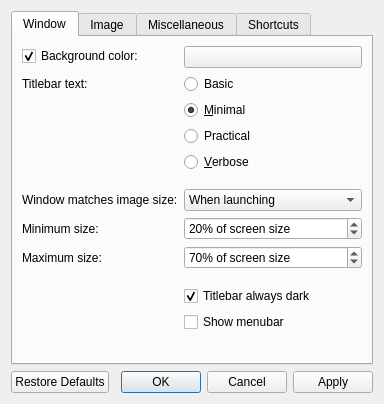
Above: src/qvoptionsdialog.ui from jurplel/qView before the change. Below: the same form after it.
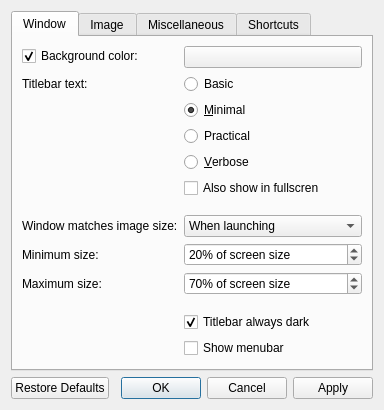
That is the form after the change.

Commit message: Add Fullscreen details

The edit to the form file:
```diff
--- a/src/qvoptionsdialog.ui
+++ b/src/qvoptionsdialog.ui
@@ -91,7 +91,7 @@
          </property>
         </widget>
        </item>
-       <item row="5" column="1">
+       <item row="6" column="1">
         <spacer name="horizontalSpacer_4">
          <property name="orientation">
           <enum>Qt::Horizontal</enum>
@@ -104,7 +104,7 @@
          </property>
         </spacer>
        </item>
-       <item row="6" column="0">
+       <item row="7" column="0">
         <widget class="QLabel" name="label_6">
          <property name="toolTip">
           <string>Control when the window should resize to fit the image's actual size</string>
@@ -114,7 +114,7 @@
          </property>
         </widget>
        </item>
-       <item row="6" column="1">
+       <item row="7" column="1">
         <widget class="QComboBox" name="windowResizeComboBox">
          <property name="toolTip">
           <string>Control when the window should resize to fit the image's actual size</string>
@@ -139,14 +139,14 @@
          </item>
         </widget>
        </item>
-       <item row="7" column="0">
+       <item row="8" column="0">
         <widget class="QLabel" name="minWindowResizeLabel">
          <property name="text">
           <string>Minimum size:</string>
          </property>
         </widget>
        </item>
-       <item row="7" column="1">
+       <item row="8" column="1">
         <widget class="QSpinBox" name="minWindowResizeSpinBox">
          <property name="toolTip">
           <string>Control the minimum size that the window should reach when matching the image's actual size</string>
@@ -168,7 +168,7 @@
          </property>
         </widget>
        </item>
-       <item row="8" column="0">
+       <item row="9" column="0">
         <widget class="QLabel" name="maxWindowResizeLabel">
          <property name="toolTip">
           <string>Control the maximum size that the window should reach when matching the image's actual size</string>
@@ -178,7 +178,7 @@
          </property>
         </widget>
        </item>
-       <item row="8" column="1">
+       <item row="9" column="1">
         <widget class="QSpinBox" name="maxWindowResizeSpinBox">
          <property name="toolTip">
           <string>Control the maximum size that the window should reach when matching the image's actual size</string>
@@ -200,7 +200,7 @@
          </property>
         </widget>
        </item>
-       <item row="9" column="1">
+       <item row="10" column="1">
         <spacer name="horizontalSpacer_3">
          <property name="orientation">
           <enum>Qt::Horizontal</enum>
@@ -213,14 +213,14 @@
          </property>
         </spacer>
        </item>
-       <item row="11" column="1">
+       <item row="12" column="1">
         <widget class="QCheckBox" name="menubarCheckbox">
          <property name="text">
           <string>Show menubar</string>
          </property>
         </widget>
        </item>
-       <item row="10" column="1">
+       <item row="11" column="1">
         <widget class="QCheckBox" name="darkTitlebarCheckbox">
          <property name="toolTip">
           <string>Choose whether or not the titlebar should always be dark regardless of your chosen macOS appearance</string>
@@ -233,6 +233,13 @@
          </property>
         </widget>
        </item>
+       <item row="5" column="1">
+        <widget class="QCheckBox" name="detailsInFullscreen">
+         <property name="text">
+          <string>Also show in fullscren</string>
+         </property>
+        </widget>
+       </item>
       </layout>
      </widget>
      <widget class="QWidget" name="image">
```
The commit also changes 5 other files.
